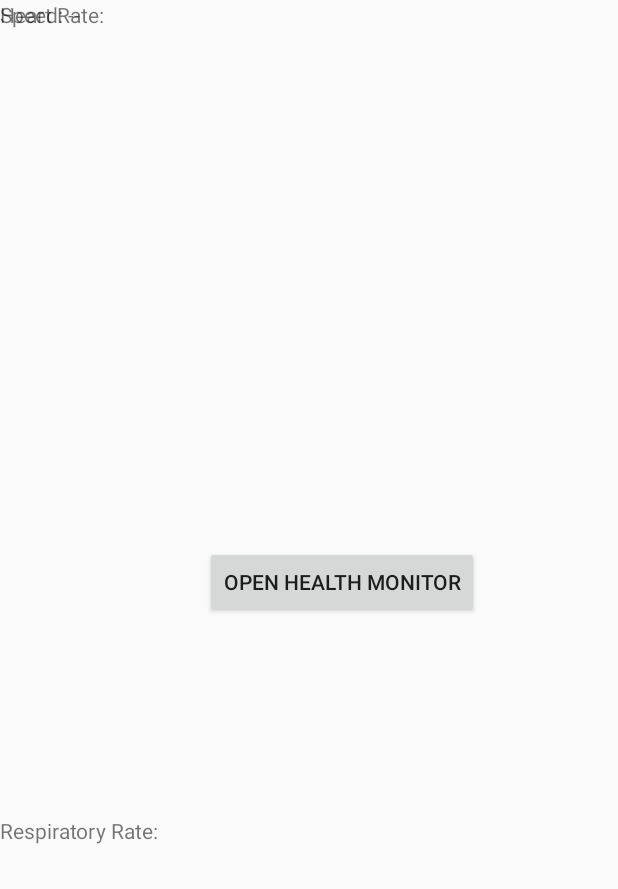
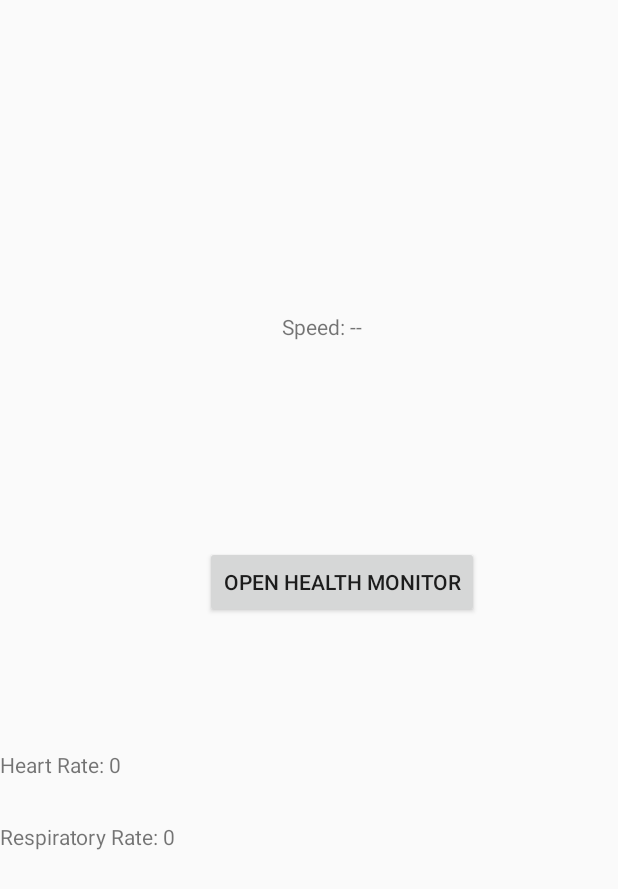
Before and after one commit to Samarth66/guardianTeenApp, an Android app built with Jetpack Compose: the ChildScreenActivity screen opened directly, with no data from a screen before it, on a phone screen of 412 x 824 dp. Shown: the top 889 px of the screen. Run offline under Robolectric (Android 15) with nearby library versions, the phone set to English and light mode, and no system bars; network calls fail.

Commit message:
Upates in ChildScreen, HealthDataRepo(new), HealthRate(update), childScreen(update),parent(update)

```diff
--- a/app/src/main/AndroidManifest.xml
+++ b/app/src/main/AndroidManifest.xml
@@ -5,6 +5,7 @@
     <uses-permission android:name="android.permission.INTERNET" />
     <uses-permission android:name="android.permission.ACCESS_FINE_LOCATION"
         tools:ignore="CoarseFineLocation" />
+    <uses-permission android:name="android.permission.VIBRATE"/>
     <uses-permission android:name="android.permission.CAMERA" />
     <uses-permission android:name="android.permission.ACCESS_NETWORK_STATE" />
 
--- a/app/src/main/java/com/example/guardianteen/ChildScreenActivity.kt
+++ b/app/src/main/java/com/example/guardianteen/ChildScreenActivity.kt
@@ -1,17 +1,26 @@
 package com.example.guardianteen
-
+import android.util.Log
+import kotlinx.coroutines.*
 import android.Manifest
+import android.content.Context
 import android.content.Intent
 import android.content.pm.PackageManager
 import android.location.LocationListener
 import android.location.LocationManager
+import android.os.Build
 import android.os.Bundle
+import android.os.VibrationEffect
+import android.os.Vibrator
 import android.widget.Button
 import android.widget.TextView
 import android.widget.Toast
 import androidx.appcompat.app.AppCompatActivity
 import androidx.core.app.ActivityCompat
 import androidx.core.content.ContextCompat
+import java.net.URL
+import org.json.JSONArray
+import org.json.JSONException
+import org.json.JSONObject
 
 class ChildScreenActivity : AppCompatActivity() {
 
@@ -34,11 +43,14 @@ class ChildScreenActivity : AppCompatActivity() {
         //SPEED Comp starts
         speedTextView = findViewById(R.id.speedTextView)
         locationManager = getSystemService(LOCATION_SERVICE) as LocationManager
-        locationListener = LocationListener { location -> // Speed in meters/second
-            val speed = location.speed
-            speedTextView?.text = "Speed: $speed m/s" // Safe call
-            if (speed > 5) {
-                showSpeedAlert()
+        locationListener = LocationListener { location ->
+            CoroutineScope(Dispatchers.Main).launch {
+
+                val speed = location.speed
+                speedTextView?.text = "Speed: $speed m/s"
+                if (speed > 0.5) {
+                    showSpeedAlert(speed)
+                }
             }
         }
         // Request permission
@@ -69,23 +81,36 @@ class ChildScreenActivity : AppCompatActivity() {
             startActivityForResult(intent, HEALTH_MONITOR_REQUEST_CODE)
         }
     }
-    override fun onActivityResult(requestCode: Int, resultCode: Int, data: Intent?) {
-        super.onActivityResult(requestCode, resultCode, data)
+    override fun onResume() {
+        super.onResume()
+        updateHealthDataViews()
+    }
 
-        if (requestCode == HEALTH_MONITOR_REQUEST_CODE && resultCode == RESULT_OK) {
-            data?.let {
-                val heartRate = it.getIntExtra("heartRate", 0)
-                val respRate = it.getIntExtra("respRate", 0)
+    private fun updateHealthDataViews() {
+        val heartRate = HealthDataRepository.getInstance().getHeartRate()
+        val respiratoryRate = HealthDataRepository.getInstance().getRespiratoryRate()
 
-                // Update your UI here with the received heart rate and respiratory rate
-            }
-        }
+        heartRateTextView.text = "Heart Rate: $heartRate"
+        respRateTextView.text = "Respiratory Rate: $respiratoryRate"
     }
 
     //SPEED Comp starts
-    private fun showSpeedAlert() {
-        // Example using a Toast message
-        Toast.makeText(this, "Speed limit exceeded!", Toast.LENGTH_SHORT).show()
+    private fun showSpeedAlert(speed: Float) {
+        Toast.makeText(this, "Speed limit exceeded! Current speed: ${speed} m/s", Toast.LENGTH_SHORT).show()
+
+        // Vibrate the phone
+        val vibrator = getSystemService(Context.VIBRATOR_SERVICE) as Vibrator
+        if (vibrator.hasVibrator()) { // Check if the device has a vibrator
+            val vibrationPattern = longArrayOf(0, 500, 100, 500) // Wait 0ms, Vibrate 500ms, Wait 100ms, Vibrate 500ms
+            // Vibrate with the given pattern, -1 means don't repeat
+            if (Build.VERSION.SDK_INT >= Build.VERSION_CODES.O) {
+                // New vibrate method for newer API levels
+                vibrator.vibrate(VibrationEffect.createWaveform(vibrationPattern, -1))
+            } else {
+                // Deprecated method for older API levels
+                vibrator.vibrate(vibrationPattern, -1)
+            }
+        }
     }
     override fun onDestroy() {
         super.onDestroy()
--- /dev/null
+++ b/app/src/main/java/com/example/guardianteen/HealthDataRepository.java
@@ -0,0 +1,30 @@
+package com.example.guardianteen;
+
+public class HealthDataRepository {
+    private static final HealthDataRepository ourInstance = new HealthDataRepository();
+
+    private int heartRate = 0;
+    private int respiratoryRate = 0;
+
+    public static HealthDataRepository getInstance() {
+        return ourInstance;
+    }
+
+    private HealthDataRepository() {}
+
+    public int getHeartRate() {
+        return heartRate;
+    }
+
+    public void setHeartRate(int heartRate) {
+        this.heartRate = heartRate;
+    }
+
+    public int getRespiratoryRate() {
+        return respiratoryRate;
+    }
+
+    public void setRespiratoryRate(int respiratoryRate) {
+        this.respiratoryRate = respiratoryRate;
+    }
+}
--- a/app/src/main/res/layout/activity_child_screen.xml
+++ b/app/src/main/res/layout/activity_child_screen.xml
@@ -5,14 +5,17 @@
     android:layout_width="match_parent"
     android:layout_height="match_parent"
     tools:context=".ChildScreenActivity">
+
+
     <TextView
         android:id="@+id/speedTextView"
         android:layout_width="wrap_content"
         android:layout_height="wrap_content"
+        android:layout_marginLeft="188dp"
+        android:layout_marginTop="208dp"
         android:text="Speed: --"
         app:layout_constraintLeft_toLeftOf="parent"
         app:layout_constraintTop_toTopOf="parent" />
-
 
     <Button
         android:id="@+id/btnOpenHealthMonitor"
@@ -29,18 +32,19 @@
         android:id="@+id/heartRateTextView"
         android:layout_width="wrap_content"
         android:layout_height="wrap_content"
+        android:layout_marginTop="136dp"
         android:text="Heart Rate:"
-        tools:layout_editor_absoluteX="184dp"
-        tools:layout_editor_absoluteY="377dp" />
+        app:layout_constraintTop_toTopOf="@+id/btnOpenHealthMonitor"
+        tools:layout_editor_absoluteX="170dp" />
 
     <TextView
         android:id="@+id/respRateTextView"
         android:layout_width="wrap_content"
         android:layout_height="wrap_content"
-        android:layout_marginTop="132dp"
+        android:layout_marginTop="136dp"
         android:text="Respiratory Rate:"
         app:layout_constraintTop_toBottomOf="@+id/btnOpenHealthMonitor"
         tools:ignore="MissingConstraints"
-        tools:layout_editor_absoluteX="184dp" />
+        tools:layout_editor_absoluteX="170dp" />
 
 </androidx.constraintlayout.widget.ConstraintLayout>
```
Also changed, not shown: app/src/main/java/com/example/guardianteen/HealthRateCalculator.java (+8 -11 lines).
